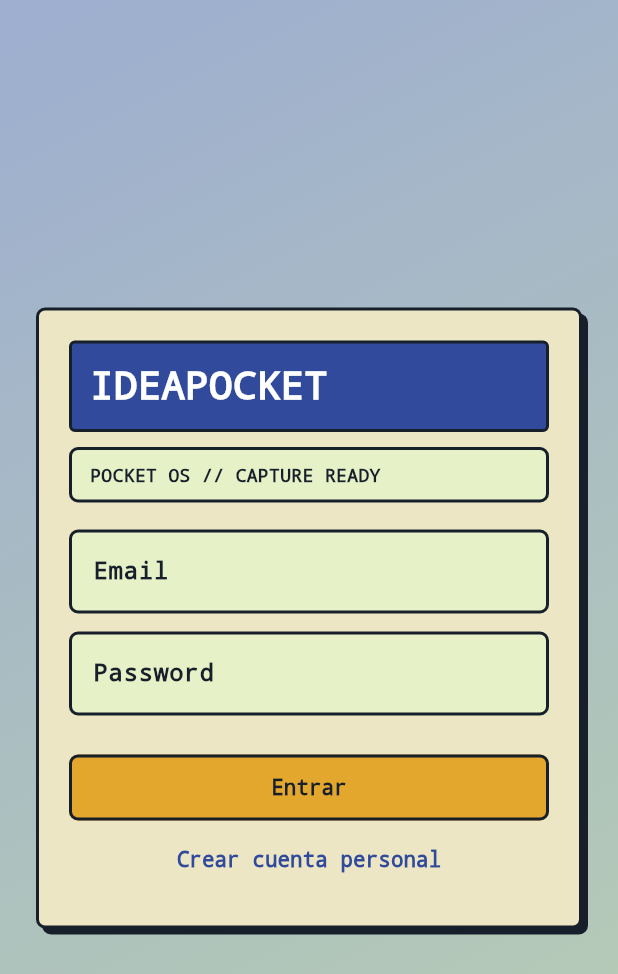
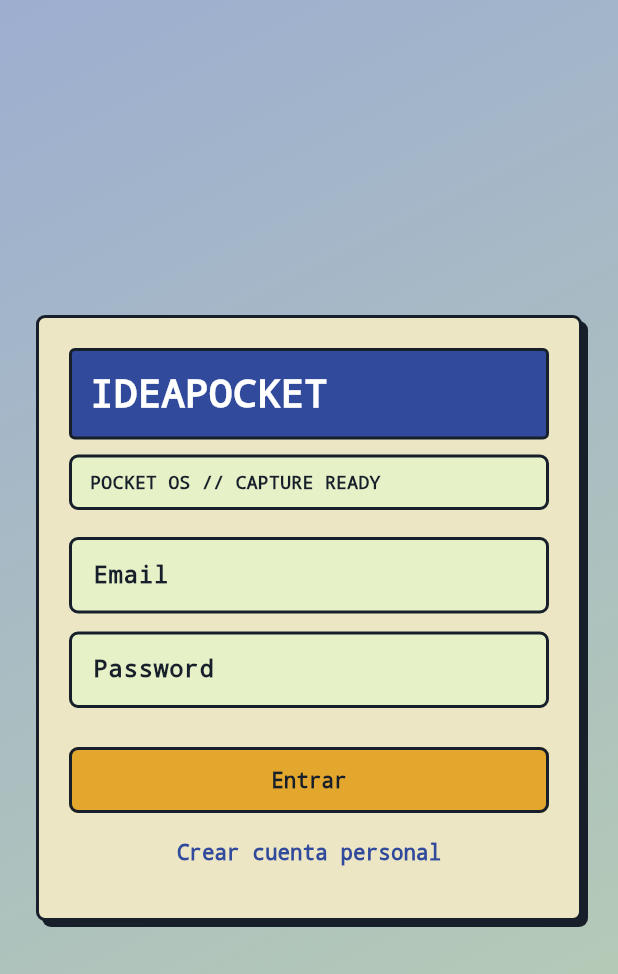
Before and after one commit to GabrielChaparro/idea-pocket, a Flutter app: the screen it shows after launch, on a phone screen of 412 x 824 dp. Shown: the top 974 px of the screen. Run offline on Flutter 3.47's test engine with Material 3 defaults, Android fonts, the light colour scheme and no system bars; our stand-ins replace shared_preferences.

Commit message:
Polish retro controls and input typography

```diff
--- a/app/lib/auth/auth_page.dart
+++ b/app/lib/auth/auth_page.dart
@@ -94,13 +94,14 @@ class _AuthPageState extends State<AuthPage> {
                 ),
                 const SizedBox(height: 18),
                 if (register) ...[
-                  TextField(controller: name, decoration: const InputDecoration(labelText: 'Nombre')),
+                  TextField(controller: name, style: retroInputTextStyle, decoration: const InputDecoration(labelText: 'Nombre')),
                   const SizedBox(height: 12),
                 ],
-                TextField(controller: email, decoration: const InputDecoration(labelText: 'Email')),
+                TextField(controller: email, style: retroInputTextStyle, decoration: const InputDecoration(labelText: 'Email')),
                 const SizedBox(height: 12),
                 TextField(
                   controller: password,
+                  style: retroInputTextStyle,
                   decoration: const InputDecoration(labelText: 'Password'),
                   obscureText: true,
                 ),
--- a/app/lib/core/app_theme.dart
+++ b/app/lib/core/app_theme.dart
@@ -7,6 +7,13 @@ const retroPanel = Color(0xFFF7F3D6);
 const retroMint = Color(0xFF5FB87B);
 const retroAmber = Color(0xFFE4A72D);
 const retroRed = Color(0xFFD94D4D);
+const retroInputTextStyle = TextStyle(
+  color: retroInk,
+  fontFamily: 'monospace',
+  fontSize: 15,
+  fontWeight: FontWeight.w800,
+  letterSpacing: 0,
+);
 
 ThemeData buildAppTheme() {
   const colorScheme = ColorScheme(
@@ -31,6 +38,12 @@ ThemeData buildAppTheme() {
     fontFamily: 'monospace',
     useMaterial3: true,
     scaffoldBackgroundColor: const Color(0xFFB7C7D8),
+    textTheme: ThemeData.light().textTheme.apply(fontFamily: 'monospace', bodyColor: retroInk, displayColor: retroInk),
+    textSelectionTheme: const TextSelectionThemeData(
+      cursorColor: retroShell,
+      selectionColor: Color(0x665FB87B),
+      selectionHandleColor: retroShell,
+    ),
     appBarTheme: const AppBarTheme(
       backgroundColor: retroShell,
       foregroundColor: Colors.white,
@@ -56,7 +69,11 @@ ThemeData buildAppTheme() {
     inputDecorationTheme: InputDecorationTheme(
       filled: true,
       fillColor: retroScreen,
-      labelStyle: const TextStyle(color: retroInk, fontWeight: FontWeight.w700),
+      labelStyle: const TextStyle(color: retroInk, fontFamily: 'monospace', fontWeight: FontWeight.w800),
+      floatingLabelStyle: const TextStyle(color: retroShell, fontFamily: 'monospace', fontWeight: FontWeight.w900),
+      hintStyle: const TextStyle(color: Color(0xFF4F5847), fontFamily: 'monospace', fontWeight: FontWeight.w700),
+      errorStyle: const TextStyle(color: retroRed, fontFamily: 'monospace', fontWeight: FontWeight.w800),
+      contentPadding: const EdgeInsets.symmetric(horizontal: 12, vertical: 14),
       prefixIconColor: retroInk,
       suffixIconColor: retroInk,
       border: OutlineInputBorder(
--- a/app/lib/tags/tag_manager_dialog.dart
+++ b/app/lib/tags/tag_manager_dialog.dart
@@ -91,6 +91,7 @@ class _TagManagerDialogState extends State<TagManagerDialog> {
           children: [
             TextField(
               controller: controller,
+              style: retroInputTextStyle,
               decoration: InputDecoration(
                 labelText: 'Nueva etiqueta',
                 errorText: error,
```
Also changed, not shown: app/lib/items/inbox_page.dart (+65 -8 lines), app/lib/items/item_editor_sheet.dart (+6 -1 lines).
